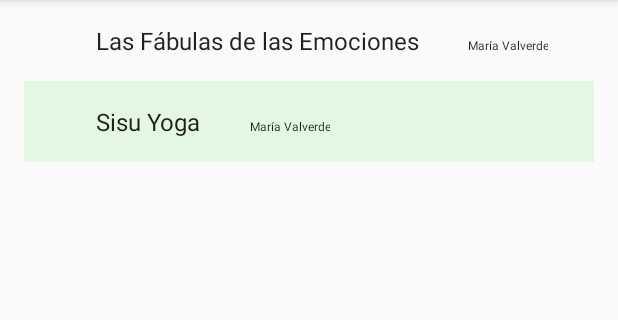
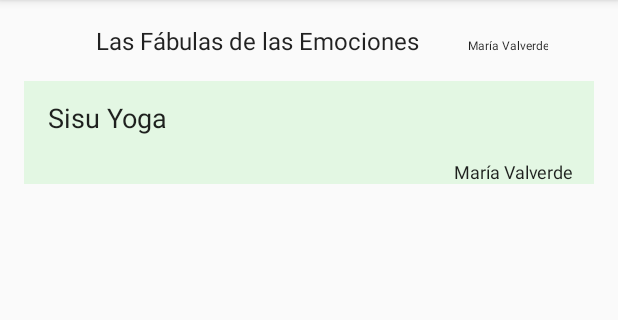
Before and after one commit to Isaacsaez/PQTM-Mybooks-PLA1, an Android app: the screen it shows after launch (BookListActivity), on a phone screen of 412 x 824 dp, the part 84-404 px from its top. Run offline under Robolectric (Android 15) with nearby library versions, the phone set to English and light mode, and no system bars.

Commit message:
6 - Layout impar convertido de Linearlayout a Constraintlayout

```diff
--- a/app/build.gradle
+++ b/app/build.gradle
@@ -27,4 +27,5 @@
     testImplementation 'junit:junit:4.12'
     androidTestImplementation 'com.android.support.test:runner:1.0.2'
     androidTestImplementation 'com.android.support.test.espresso:espresso-core:3.0.2'
+    implementation 'com.android.support.constraint:constraint-layout:1.1.3'
 }
--- a/app/src/main/res/layout/book_list_content_impar.xml
+++ b/app/src/main/res/layout/book_list_content_impar.xml
@@ -1,31 +1,39 @@
 <?xml version="1.0" encoding="utf-8"?>
-<LinearLayout xmlns:android="http://schemas.android.com/apk/res/android"
+<android.support.constraint.ConstraintLayout xmlns:android="http://schemas.android.com/apk/res/android"
+    xmlns:app="http://schemas.android.com/apk/res-auto"
+    xmlns:tools="http://schemas.android.com/tools"
+    android:id="@+id/linearLayout"
     android:layout_width="match_parent"
     android:layout_height="wrap_content"
-    android:orientation="horizontal"
-    android:background="#e3f7e3"
-    >
-
-    <TextView
-        android:id="@+id/id_text"
-        android:layout_width="wrap_content"
-        android:layout_height="wrap_content"
-        android:layout_margin="@dimen/text_margin"
-        android:textAppearance="?attr/textAppearanceListItem" />
+    android:background="#e3f7e3">
 
     <TextView
         android:id="@+id/content"
-        android:layout_width="wrap_content"
-        android:layout_height="wrap_content"
-        android:layout_margin="@dimen/text_margin"
-        android:textAppearance="?attr/textAppearanceListItem" />
+        android:layout_width="238dp"
+        android:layout_height="31dp"
+        android:layout_marginLeft="16dp"
+        android:layout_marginStart="16dp"
+        android:textAppearance="?attr/textAppearanceListItem"
+        android:textSize="18sp"
+        app:layout_constraintBottom_toBottomOf="parent"
+        app:layout_constraintStart_toStartOf="parent"
+        app:layout_constraintTop_toTopOf="parent"
+        app:layout_constraintVertical_bias="0.318" />
 
     <TextView
         android:id="@+id/autor"
-        android:layout_width="wrap_content"
-        android:layout_height="wrap_content"
-        android:layout_margin="16dp"
+        android:layout_width="95dp"
+        android:layout_height="25dp"
+        android:layout_marginEnd="8dp"
+        android:layout_marginLeft="8dp"
+        android:layout_marginRight="8dp"
+        android:layout_marginStart="8dp"
+        android:layout_marginBottom="8dp"
         android:gravity="bottom|end"
         android:textAppearance="?attr/textAppearanceListItem"
-        android:textSize="8sp" />
-</LinearLayout>
+        android:textSize="12sp"
+        app:layout_constraintEnd_toEndOf="parent"
+        app:layout_constraintHorizontal_bias="0.578"
+        app:layout_constraintStart_toEndOf="@+id/content"
+        app:layout_constraintTop_toBottomOf="@+id/content" />
+</android.support.constraint.ConstraintLayout>
```
